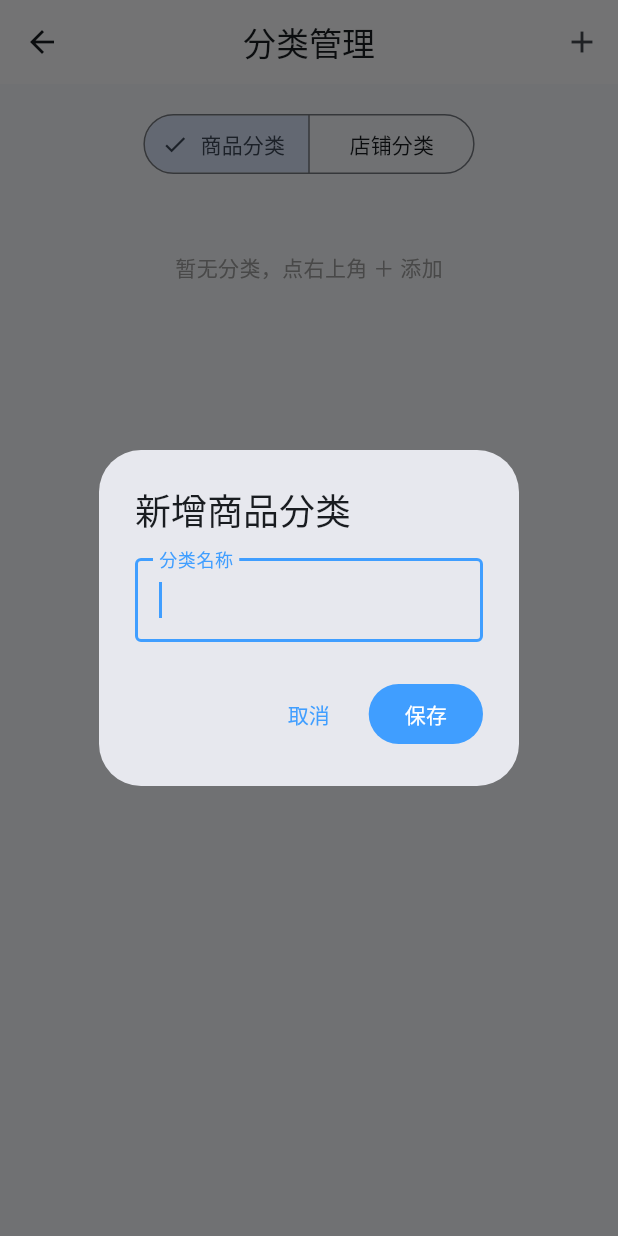
After one commit to free-zuike/taozhu, a Flutter app: the CategoriesPage screen opened directly, after a tap on "商品分类", after a tap on the "add" icon, on a phone screen of 412 x 824 dp. The commit adds this screen. Run offline on Flutter 3.47's test engine with Material 3 defaults, Android fonts, the phone set to English and light mode, and no system bars; our stand-ins replace shared_preferences; accounts and stored records are empty.

Commit message:
﻿feat(flutter): 分类体系接入——分类管理页(商品/店铺,两级增删改)；商品新增分类下拉；店铺编辑两级分类联动+列表显示分类名；我的页加入口

```diff
--- /dev/null
+++ b/frontend-flutter/lib/pages/categories_page.dart
@@ -0,0 +1,203 @@
+import 'package:flutter/material.dart';
+import '../api.dart';
+import 'router.dart';
+
+/// 分类管理：商品分类 / 店铺分类（两级）
+class CategoriesPage extends StatefulWidget {
+  const CategoriesPage({super.key});
+  @override
+  State<CategoriesPage> createState() => _CategoriesPageState();
+}
+
+class _CategoriesPageState extends State<CategoriesPage> {
+  String _type = 'item';
+  List<Map<String, dynamic>> _cats = [];
+  bool _loading = true;
+
+  List<Map<String, dynamic>> get _top => _cats.where((c) => c['parent_id'] == null || '${c['parent_id']}' == '').toList();
+  List<Map<String, dynamic>> _childrenOf(String id) =>
+      _cats.where((c) => '${c['parent_id']}' == id).toList();
+
+  @override
+  void initState() {
+    super.initState();
+    _load();
+  }
+
+  Future<void> _load() async {
+    try {
+      final d = await Api.instance.get('/categories?type=$_type');
+      setState(() {
+        _cats = ((d['categories'] as List?) ?? []).cast<Map<String, dynamic>>();
+        _loading = false;
+      });
+    } catch (e) {
+      setState(() => _loading = false);
+      toast(context, e.toString().replaceFirst('Exception: ', ''));
+    }
+  }
+
+  Future<void> _add({String? parentId, String parentName = ''}) async {
+    final ctrl = TextEditingController();
+    final ok = await showDialog<bool>(
+      context: context,
+      builder: (ctx) => AlertDialog(
+        title: Text(parentId == null ? '新增${_type == 'item' ? '商品' : '店铺'}分类' : '在「$parentName」下新增子分类'),
+        content: TextField(controller: ctrl, autofocus: true, decoration: const InputDecoration(labelText: '分类名称')),
+        actions: [
+          TextButton(onPressed: () => Navigator.pop(ctx, false), child: const Text('取消')),
+          FilledButton(onPressed: () => Navigator.pop(ctx, true), child: const Text('保存')),
+        ],
+      ),
+    );
+    if (ok != true) return;
+    final name = ctrl.text.trim();
+    if (name.isEmpty) {
+      toast(context, '请填写分类名称');
+      return;
+    }
+    try {
+      await Api.instance.post('/categories', {'type': _type, 'name': name, 'parent_id': parentId});
+      toast(context, '已添加');
+      _load();
+    } catch (e) {
+      toast(context, e.toString().replaceFirst('Exception: ', ''));
+    }
+  }
+
+  Future<void> _rename(Map<String, dynamic> c) async {
+    final ctrl = TextEditingController(text: '${c['name']}');
+    final ok = await showDialog<bool>(
+      context: context,
+      builder: (ctx) => AlertDialog(
+        title: const Text('重命名分类'),
+        content: TextField(controller: ctrl, autofocus: true, decoration: const InputDecoration(labelText: '分类名称')),
+        actions: [
+          TextButton(onPressed: () => Navigator.pop(ctx, false), child: const Text('取消')),
+          FilledButton(onPressed: () => Navigator.pop(ctx, true), child: const Text('保存')),
+        ],
+      ),
+    );
+    if (ok != true) return;
+    final name = ctrl.text.trim();
+    if (name.isEmpty || name == c['name']) return;
+    try {
+      await Api.instance.patch('/categories/${c['id']}', {'name': name});
+      toast(context, '已保存');
+      _load();
+    } catch (e) {
+      toast(context, e.toString().replaceFirst('Exception: ', ''));
+    }
+  }
+
+  Future<void> _delete(Map<String, dynamic> c) async {
+    final ok = await showDialog<bool>(
+      context: context,
+      builder: (ctx) => AlertDialog(
+        title: const Text('删除分类'),
+        content: Text('确定删除「${c['name']}」吗？\n该分类下的商品/店铺将变为未分类。'),
+        actions: [
+          TextButton(onPressed: () => Navigator.pop(ctx, false), child: const Text('取消')),
+          FilledButton(
+            style: FilledButton.styleFrom(backgroundColor: const Color(0xFFF56C6C)),
+            onPressed: () => Navigator.pop(ctx, true),
+            child: const Text('删除'),
+          ),
+        ],
+      ),
+    );
+    if (ok != true) return;
+    try {
+      await Api.instance.delete('/categories/${c['id']}');
+      toast(context, '已删除');
+      _load();
+    } catch (e) {
+      toast(context, e.toString().replaceFirst('Exception: ', ''));
+    }
+  }
+
+  @override
+  Widget build(BuildContext context) {
+    return Scaffold(
+      appBar: AppBar(
+        title: const Text('分类管理'),
+        actions: [
+          IconButton(onPressed: () => _add(), icon: const Icon(Icons.add)),
+        ],
+      ),
+      body: Column(
+        children: [
+          Padding(
+            padding: const EdgeInsets.all(16),
+            child: SegmentedButton<String>(
+              segments: const [
+                ButtonSegment(value: 'item', label: Text('商品分类')),
+                ButtonSegment(value: 'client', label: Text('店铺分类')),
+              ],
+              selected: {_type},
+              onSelectionChanged: (s) {
+                setState(() {
+                  _type = s.first;
+                  _loading = true;
+                });
+                _load();
+              },
+            ),
+          ),
+          Expanded(
+            child: _loading
+                ? const Center(child: CircularProgressIndicator())
+                : RefreshIndicator(
+                    onRefresh: _load,
+                    child: ListView(
+                      padding: const EdgeInsets.fromLTRB(16, 0, 16, 16),
+                      children: [
+                        if (_top.isEmpty)
+                          const Padding(
+                            padding: EdgeInsets.all(32),
+                            child: Center(
+                                child: Text('暂无分类，点右上角 ＋ 添加', style: TextStyle(color: Colors.grey))),
+                          ),
+                        for (final c in _top) ...[
+                          _itemTile(c, indent: false),
+                          for (final child in _childrenOf('${c['id']}')) _itemTile(child, indent: true),
+                        ],
+                      ],
+                    ),
+                  ),
+          ),
+        ],
+      ),
+    );
+  }
+
+  Widget _itemTile(Map<String, dynamic> c, {required bool indent}) {
+    final isParent = _childrenOf('${c['id']}').isNotEmpty;
+    return Card(
+      child: ListTile(
+        contentPadding: EdgeInsets.only(left: indent ? 32 : 16, right: 8),
+        leading: Icon(indent ? Icons.subdirectory_arrow_right : (isParent ? Icons.folder : Icons.label_outline),
+            color: const Color(0xFF409EFF), size: 20),
+        title: Text('${c['name']}', style: TextStyle(fontWeight: indent ? FontWeight.w400 : FontWeight.w600)),
+        trailing: Row(
+          mainAxisSize: MainAxisSize.min,
+          children: [
+            IconButton(
+              icon: const Icon(Icons.add, size: 20),
+              tooltip: '添加子分类',
+              onPressed: isParent || indent ? null : () => _add(parentId: '${c['id']}', parentName: '${c['name']}'),
+            ),
+            IconButton(
+              icon: const Icon(Icons.edit_outlined, size: 20),
+              onPressed: () => _rename(c),
+            ),
+            IconButton(
+              icon: const Icon(Icons.delete_outline, size: 20, color: Color(0xFFF56C6C)),
+              onPressed: () => _delete(c),
+            ),
+          ],
+        ),
+      ),
+    );
+  }
+}
--- a/frontend-flutter/lib/pages/my_page.dart
+++ b/frontend-flutter/lib/pages/my_page.dart
@@ -2,6 +2,7 @@ import 'package:flutter/material.dart';
 import '../api.dart';
 import 'router.dart';
 import 'items_page.dart';
+import 'categories_page.dart';
 import 'login_page.dart';
 
 class MyPage extends StatefulWidget {
@@ -54,6 +55,14 @@ class _MyPageState extends State<MyPage> {
                   trailing: const Icon(Icons.chevron_right, color: Color(0xFF909399)),
                   onTap: () => goPage(context, const ItemsPage()),
                 ),
+                const Divider(height: 1, indent: 56),
+                ListTile(
+                  leading: const Icon(Icons.label_outline),
+                  title: const Text('分类管理'),
+                  subtitle: const Text('商品分类 / 店铺分类（两级）', style: TextStyle(fontSize: 12)),
+                  trailing: const Icon(Icons.chevron_right, color: Color(0xFF909399)),
+                  onTap: () => goPage(context, const CategoriesPage()),
+                ),
               ],
             ),
           ),
```
Also changed, not shown: frontend-flutter/lib/pages/clients_page.dart (+80 -14 lines), frontend-flutter/lib/pages/items_page.dart (+33 -5 lines).
